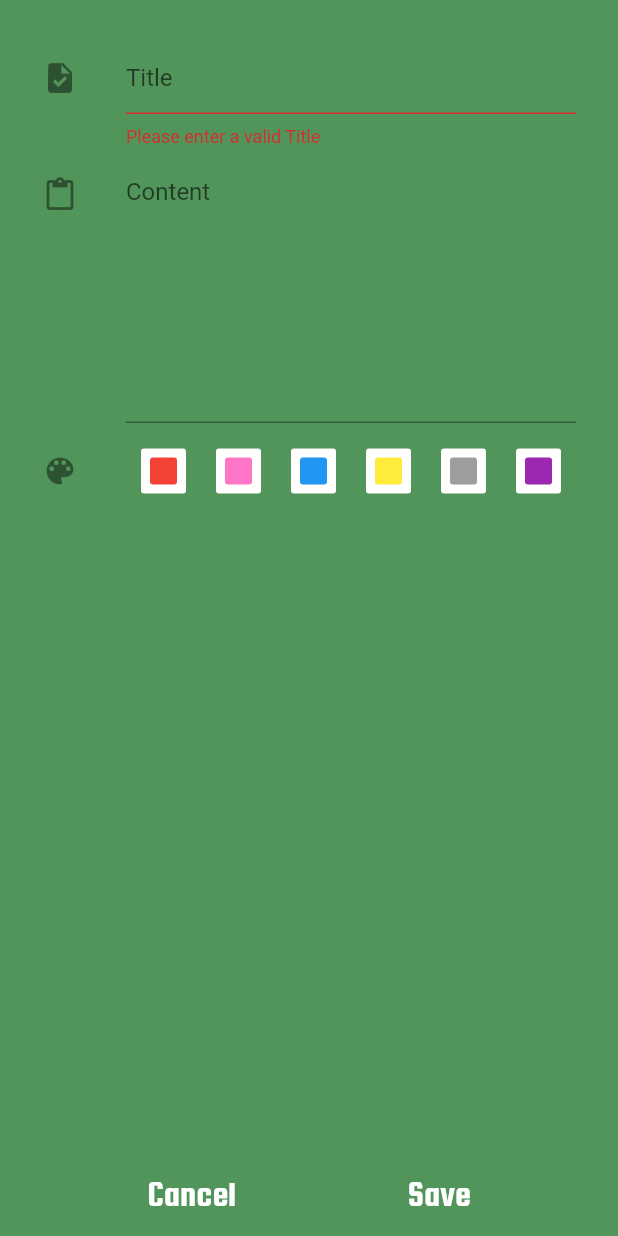
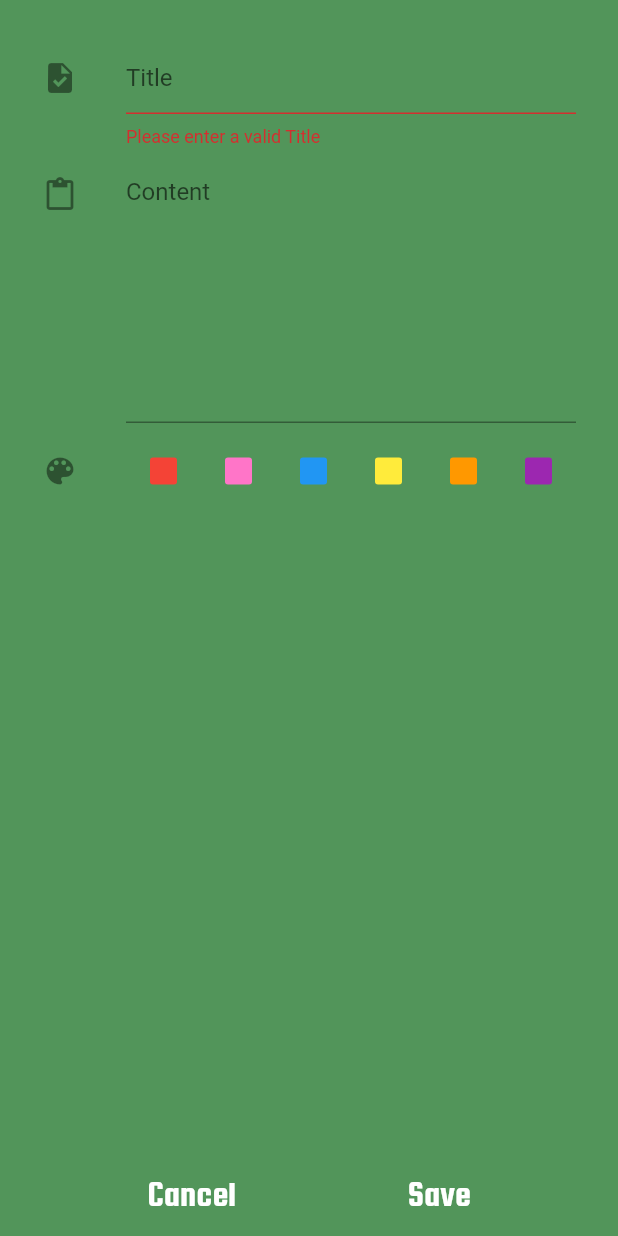
Before and after one commit to Guilherme-Calland/organizer_flutter, a Flutter app: the NotesEntry widget shown alone on an empty page, opened directly, after a tap on "Save", on a phone screen of 412 x 824 dp. Run offline on Flutter 3.47's test engine with Material 2 defaults, Android fonts, the light colour scheme and no system bars; our stand-ins replace animated_text_kit, flutter_mobx, flutter_slidable, mobx, sqflite; accounts and stored records are empty; generated files the repository leaves out were written again.

Commit message:
notes complete

```diff
--- a/lib/tabs/notes/fragments/notes_entry.dart
+++ b/lib/tabs/notes/fragments/notes_entry.dart
@@ -39,6 +39,7 @@ class NotesEntry extends StatelessWidget {
                   ListTile(
                     leading: Icon(Icons.content_paste),
                     title: TextFormField(
+                      initialValue: values.notesStore.entityBeingEdited.content,
                       keyboardType: TextInputType.visiblePassword,
                       maxLines: 8,
                       decoration: InputDecoration(hintText: 'Content'),
@@ -56,7 +57,7 @@ class NotesEntry extends StatelessWidget {
                         OrganizerColorSticker(inColor: Color(0xffff75c8), inColorName: 'pink',),
                         OrganizerColorSticker(inColor: Colors.blue, inColorName: 'blue',),
                         OrganizerColorSticker(inColor: Colors.yellow, inColorName: 'yellow',),
-                        OrganizerColorSticker(inColor: Colors.grey, inColorName: 'grey',),
+                        OrganizerColorSticker(inColor: Colors.orange, inColorName: 'orange',),
                         OrganizerColorSticker(inColor: Colors.purple, inColorName: 'purple',),
                       ],
                     ),
@@ -77,20 +78,33 @@ class NotesEntry extends StatelessWidget {
     );
   }
 
-  _saveNote(BuildContext inContext) async{
-    if(_formKey.currentState != null){
-      if(!_formKey.currentState!.validate()){
-        return;
-      }
-    }
+  _saveNote(BuildContext inContext) async {
+    if (!_inputIsValid()) return;
     Note inNote = values.notesStore.entityBeingEdited;
     Map<String, dynamic> inData = inNote.noteToMap();
-    int result = await values.notesDB.create(inData);
-    if(result > 0){
-      await values.notesStore.loadData(values.notesDB);
-      print('created note of id $result successfully');
+
+    if(inNote.id == null){
+      int result = await values.notesDB.create(inData);
+      if (result > 0) {
+        await values.notesStore.loadData(values.notesDB);
+        print('created note of id $result successfully');
+      }
+    }else{
+      int result = await values.notesDB.update(inData);
+      if(result == 1){
+        print('$result note updated successfully');
+      }
     }
     utils.hideKeyboard(inContext);
     values.notesStore.setStackIndex(0);
   }
+
+  bool _inputIsValid(){
+    if(_formKey.currentState != null){
+      if(!_formKey.currentState!.validate()){
+        return false;
+      }
+    }
+    return true;
+  }
 }
--- a/lib/widgets/organizer_color_sticker.dart
+++ b/lib/widgets/organizer_color_sticker.dart
@@ -17,7 +17,7 @@ class OrganizerColorSticker extends StatelessWidget {
             behavior: HitTestBehavior.translucent,
             child: OrganizerContainer(
               borderRadius: 2,
-              color: values.notesStore.color == inColorName ? inColor : Colors.white,
+              color: values.notesStore.color == inColorName ? inColor : Colors.transparent,
               child: OrganizerContainer(
                 borderRadius: 2,
                 color: inColor,
--- a/lib/widgets/organizer_color_sticker_on_list.dart
+++ b/lib/widgets/organizer_color_sticker_on_list.dart
@@ -18,7 +18,7 @@ class OrganizerColorStickerOnList extends StatelessWidget {
         behavior: HitTestBehavior.translucent,
         child: OrganizerContainer(
           borderRadius: 2,
-          color: inNote.color == inColorName ? inColor : Colors.white,
+          color: inNote.color == inColorName ? inColor : Colors.transparent,
           child: OrganizerContainer(
             borderRadius: 2,
             color: inColor,
--- a/lib/widgets/organizer_entry_fragment.dart
+++ b/lib/widgets/organizer_entry_fragment.dart
@@ -37,6 +37,7 @@ class OrganizerEntryFragment extends StatelessWidget {
               OrganizerContainer(
                 color: values.organizerThemeColor,
                 child: GestureDetector(
+                  behavior: HitTestBehavior.translucent,
                   child: Container(
                     padding: EdgeInsets.symmetric(horizontal: 28, vertical: 16),
                     child: Text(
```
Also changed, not shown: lib/tabs/notes/fragments/notes_list.dart (+16 -6 lines).
